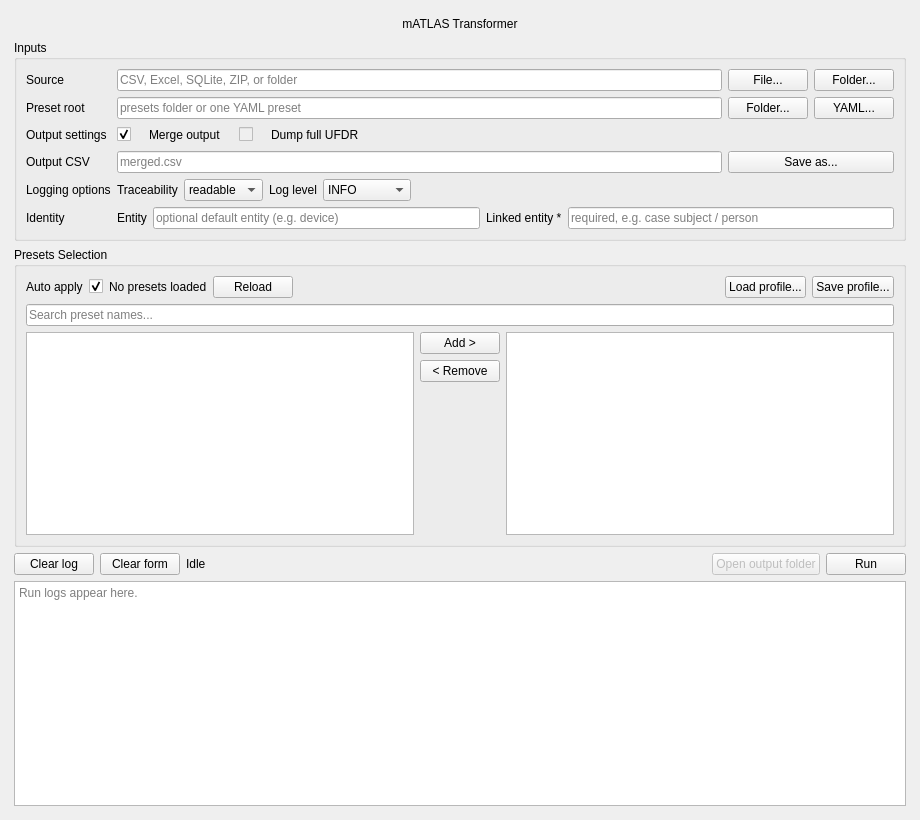
Ben0x0a/mATLAS, file gui/main_window.ui: the form before one commit.
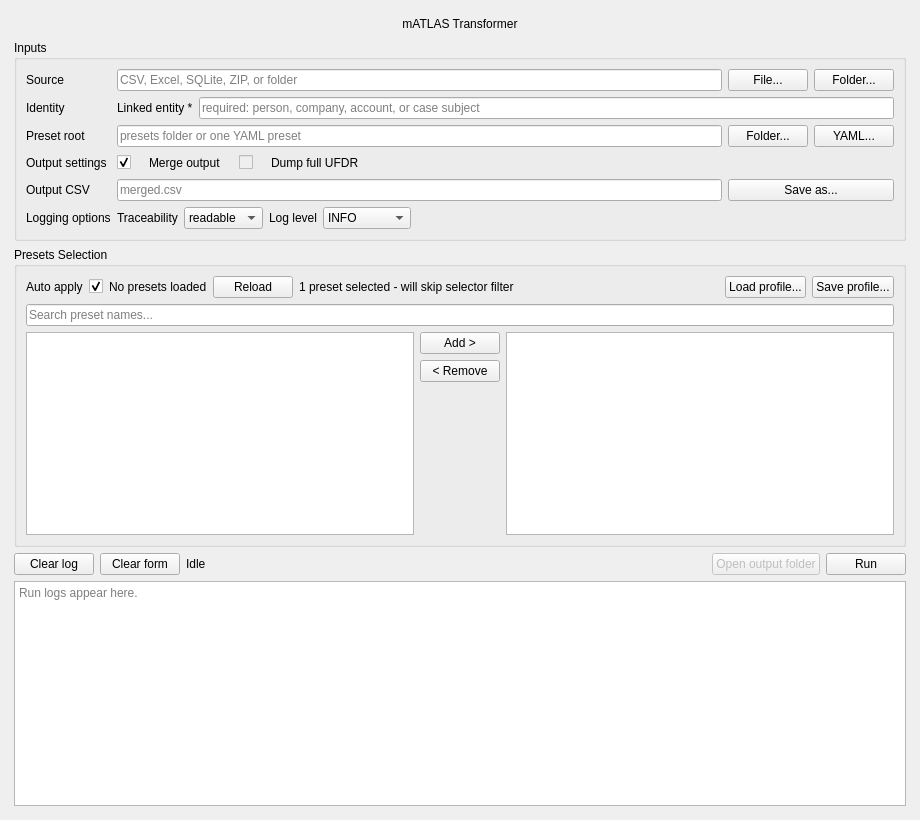
The form after the commit. Custom widgets are drawn as their Qt base class.

Commit message: improving preset structure and bug fixing

What changed in the file:
```diff
--- a/gui/main_window.ui
+++ b/gui/main_window.ui
@@ -145,41 +145,66 @@
         </widget>
        </item>
        <item row="1" column="0">
+        <widget class="QLabel" name="identityLabel">
+         <property name="text">
+          <string>Identity</string>
+         </property>
+        </widget>
+       </item>
+       <item row="1" column="1" colspan="3">
+        <layout class="QHBoxLayout" name="identityLayout">
+         <item>
+          <widget class="QLabel" name="linkedEntityLabel">
+           <property name="text">
+            <string>Linked entity *</string>
+           </property>
+          </widget>
+         </item>
+         <item>
+          <widget class="QLineEdit" name="linkedEntityEdit">
+           <property name="placeholderText">
+            <string>required: person, company, account, or case subject</string>
+           </property>
+          </widget>
+         </item>
+        </layout>
+       </item>
+       <item row="2" column="0">
         <widget class="QLabel" name="presetsPathLabel">
          <property name="text">
           <string>Preset root</string>
          </property>
         </widget>
        </item>
-       <item row="1" column="1">
+       <item row="2" column="1">
         <widget class="DragDropLineEdit" name="presetsPathEdit">
          <property name="placeholderText">
           <string>presets folder or one YAML preset</string>
          </property>
         </widget>
        </item>
-       <item row="1" column="2">
+       <item row="2" column="2">
         <widget class="QPushButton" name="presetsFolderButton">
          <property name="text">
           <string>Folder...</string>
          </property>
         </widget>
        </item>
-       <item row="1" column="3">
+       <item row="2" column="3">
         <widget class="QPushButton" name="presetsFileButton">
          <property name="text">
           <string>YAML...</string>
          </property>
         </widget>
        </item>
-       <item row="2" column="0">
+       <item row="3" column="0">
         <widget class="QLabel" name="outputModeLabel">
          <property name="text">
           <string>Output settings</string>
          </property>
         </widget>
        </item>
-       <item row="2" column="1" colspan="3">
+       <item row="3" column="1" colspan="3">
         <layout class="QHBoxLayout" name="extractSettingsLayout">
          <property name="spacing">
           <number>18</number>
@@ -233,35 +258,35 @@
          </item>
         </layout>
        </item>
-       <item row="3" column="0">
+       <item row="4" column="0">
         <widget class="QLabel" name="outputLabel">
          <property name="text">
           <string>Output CSV</string>
          </property>
         </widget>
        </item>
-       <item row="3" column="1">
+       <item row="4" column="1">
         <widget class="DragDropLineEdit" name="outputEdit">
          <property name="placeholderText">
           <string>merged.csv</string>
          </property>
         </widget>
        </item>
-       <item row="3" column="2" colspan="2">
+       <item row="4" column="2" colspan="2">
         <widget class="QPushButton" name="outputButton">
          <property name="text">
           <string>Save as...</string>
          </property>
         </widget>
        </item>
-       <item row="4" column="0">
+       <item row="5" column="0">
         <widget class="QLabel" name="traceabilityLabel">
          <property name="text">
           <string>Logging options</string>
          </property>
         </widget>
        </item>
-       <item row="4" column="1" colspan="3">
+       <item row="5" column="1" colspan="3">
         <layout class="QHBoxLayout" name="loggingOptionsLayout">
          <item>
           <widget class="QLabel" name="traceabilityOptionLabel">
@@ -330,45 +355,6 @@
          </item>
         </layout>
        </item>
-       <item row="5" column="0">
-        <widget class="QLabel" name="identityLabel">
-         <property name="text">
-          <string>Identity</string>
-         </property>
-        </widget>
-       </item>
-       <item row="5" column="1" colspan="3">
-        <layout class="QHBoxLayout" name="identityLayout">
-         <item>
-          <widget class="QLabel" name="entityLabel">
-           <property name="text">
-            <string>Entity</string>
-           </property>
-          </widget>
-         </item>
-         <item>
-          <widget class="QLineEdit" name="entityEdit">
-           <property name="placeholderText">
-            <string>optional default entity (e.g. device)</string>
-           </property>
-          </widget>
-         </item>
-         <item>
-          <widget class="QLabel" name="linkedEntityLabel">
-           <property name="text">
-            <string>Linked entity *</string>
-           </property>
-          </widget>
-         </item>
-         <item>
-          <widget class="QLineEdit" name="linkedEntityEdit">
-           <property name="placeholderText">
-            <string>required, e.g. case subject / person</string>
-           </property>
-          </widget>
-         </item>
-        </layout>
-       </item>
       </layout>
      </widget>
     </item>
@@ -417,6 +403,13 @@
            </property>
           </widget>
          </item>
+         <item>
+          <widget class="QLabel" name="singlePresetNoticeLabel">
+           <property name="text">
+            <string>1 preset selected - will skip selector filter</string>
+           </property>
+          </widget>
+         </item>
          <item>
           <spacer name="presetModeSpacer">
            <property name="orientation">
```
Left out of the diff: 2 changed lines with no effect on the pictures. The commit also changes 25 other files.
